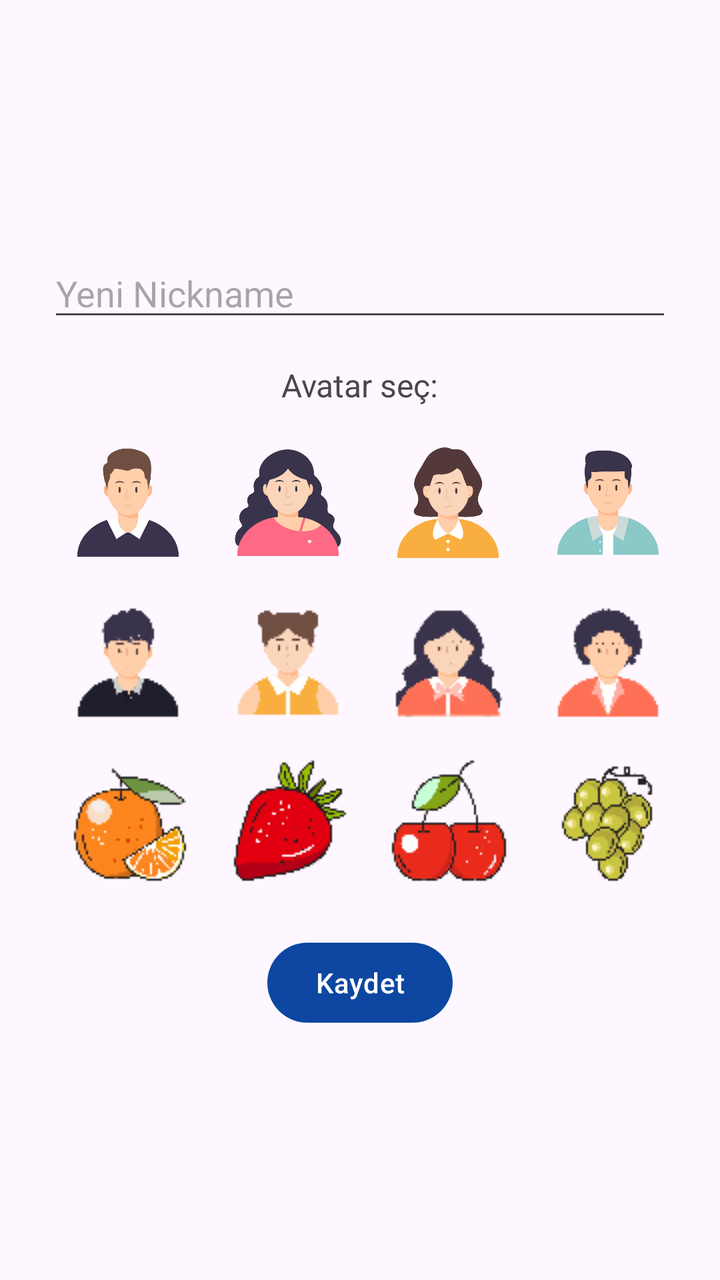
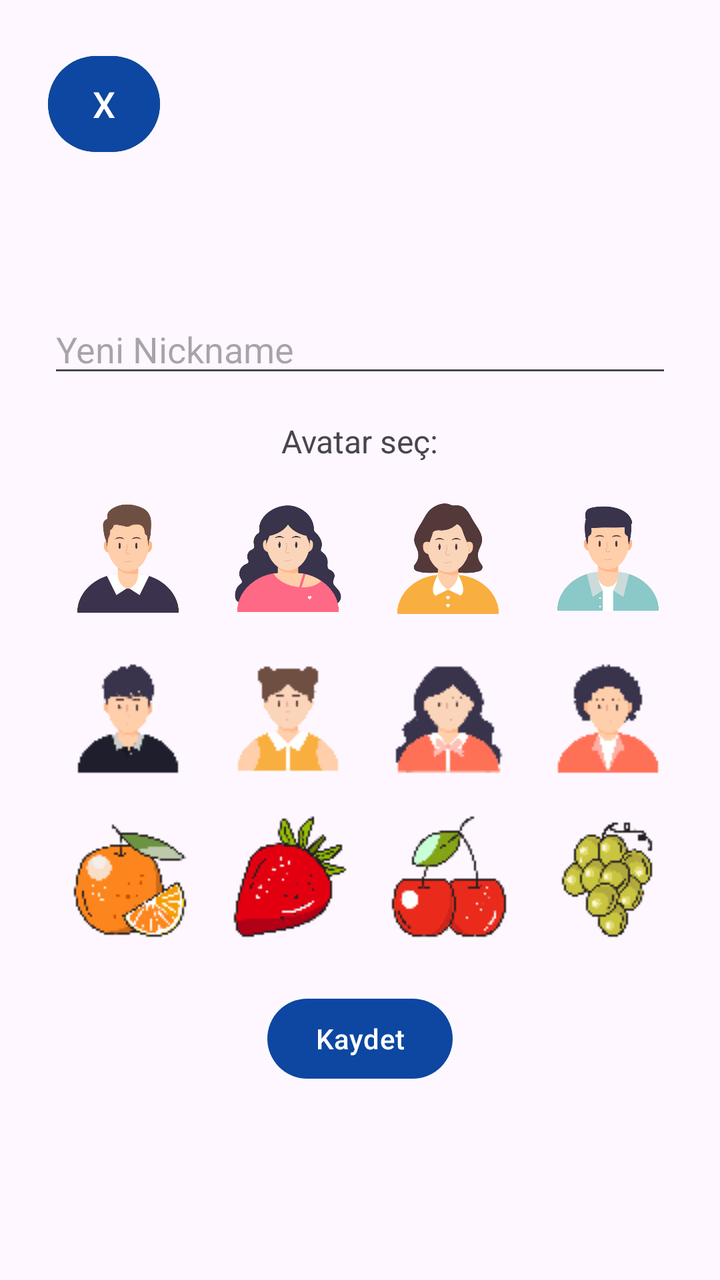

Two renders of the same Android screen: before a commit and after it. Below are the layout's source before the change and the commit's diff.
<!-- AndroidManifest.xml: application theme Theme.MyQuizApp -->
<!-- res/layout/fragment_profile.xml -->
<LinearLayout xmlns:android="http://schemas.android.com/apk/res/android"
    android:id="@+id/layout_profile"
    android:layout_width="match_parent"
    android:layout_height="match_parent"
    android:padding="24dp"
    android:orientation="vertical"
    android:gravity="center">

    <EditText
        android:id="@+id/editTextNickname"
        android:layout_width="match_parent"
        android:layout_height="wrap_content"
        android:hint="Yeni Nickname"
        android:layout_marginBottom="16dp"/>

    <TextView
        android:layout_width="wrap_content"
        android:layout_height="wrap_content"
        android:text="Avatar seç:"
        android:textSize="16sp"
        android:layout_marginBottom="8dp"/>

    <GridLayout
        android:id="@+id/avatarGrid"
        android:layout_width="match_parent"
        android:layout_height="wrap_content"
        android:columnCount="4"
        android:orientation="horizontal"
        android:layout_marginBottom="16dp"
        android:alignmentMode="alignMargins"
        android:rowCount="2"
        android:useDefaultMargins="true">

        <ImageView
            android:id="@+id/avatar1"
            android:layout_width="64dp"
            android:layout_height="64dp"
            android:src="@drawable/avatar_male"
            android:layout_margin="8dp" />

        <ImageView
            android:id="@+id/avatar2"
            android:layout_width="64dp"
            android:layout_height="64dp"
            android:src="@drawable/avatar_female"
            android:layout_margin="8dp" />

        <ImageView
            android:id="@+id/avatar3"
            android:layout_width="64dp"
            android:layout_height="64dp"
            android:src="@drawable/avatar_female2"
            android:layout_margin="8dp" />

        <ImageView
            android:id="@+id/avatar4"
            android:layout_width="64dp"
            android:layout_height="64dp"
            android:src="@drawable/avatar_male2"
            android:layout_margin="8dp" />

        <ImageView
            android:id="@+id/avatar5"
            android:layout_width="64dp"
            android:layout_height="64dp"
            android:src="@drawable/avatar_male3"
            android:layout_margin="8dp" />

        <ImageView
            android:id="@+id/avatar6"
            android:layout_width="64dp"
            android:layout_height="64dp"
            android:src="@drawable/avatar_female3"
            android:layout_margin="8dp" />

        <ImageView
            android:id="@+id/avatar7"
            android:layout_width="64dp"
            android:layout_height="64dp"
            android:src="@drawable/avatar_female4"
            android:layout_margin="8dp" />

        <ImageView
            android:id="@+id/avatar8"
            android:layout_width="64dp"
            android:layout_height="64dp"
            android:src="@drawable/avatar_male4"
            android:layout_margin="8dp" />
        <ImageView
            android:id="@+id/avatar9"
            android:layout_width="64dp"
            android:layout_height="64dp"
            android:src="@drawable/fruit_icons2"
            android:layout_margin="8dp" />

        <ImageView
            android:id="@+id/avatar10"
            android:layout_width="64dp"
            android:layout_height="64dp"
            android:src="@drawable/fruit_icons3"
            android:layout_margin="8dp" />

        <ImageView
            android:id="@+id/avatar11"
            android:layout_width="64dp"
            android:layout_height="64dp"
            android:src="@drawable/fruit_icons4"
            android:layout_margin="8dp" />

        <ImageView
            android:id="@+id/avatar12"
            android:layout_width="64dp"
            android:layout_height="64dp"
            android:src="@drawable/fruit_icons"
            android:layout_margin="8dp" />


    </GridLayout>

    <Button
        android:id="@+id/buttonSave"
        android:layout_width="wrap_content"
        android:layout_height="wrap_content"
        android:text="Kaydet"/>
</LinearLayout>
<!-- resources referenced by this layout -->
<resources>
  <!-- drawable avatar_female: png bitmap (drawable, 20456 bytes) -->
  <!-- drawable avatar_female2: png bitmap (drawable, 20683 bytes) -->
  <!-- drawable avatar_female3: png bitmap (drawable, 1116 bytes) -->
  <!-- drawable avatar_female4: png bitmap (drawable, 1473 bytes) -->
  <!-- drawable avatar_male: png bitmap (drawable, 17723 bytes) -->
  <!-- drawable avatar_male2: png bitmap (drawable, 18048 bytes) -->
  <!-- drawable avatar_male3: png bitmap (drawable, 1160 bytes) -->
  <!-- drawable avatar_male4: png bitmap (drawable, 1175 bytes) -->
  <!-- drawable fruit_icons: png bitmap (drawable, 2298 bytes) -->
  <!-- drawable fruit_icons2: png bitmap (drawable, 2178 bytes) -->
  <!-- drawable fruit_icons3: png bitmap (drawable, 1814 bytes) -->
  <!-- drawable fruit_icons4: png bitmap (drawable, 1645 bytes) -->
  <style name="Theme.MyQuizApp" parent="Base.Theme.MyQuizApp" />
  <style name="Base.Theme.MyQuizApp" parent="Theme.Material3.DayNight.NoActionBar">
              <item name="colorPrimary">#0D47A1</item> 
              <item name="colorOnPrimary">#FFFFFF</item>
          </style>
</resources>

<!-- the commit's change to res/layout/fragment_profile.xml (unified diff, before → after) -->
@@ -1,10 +1,29 @@
-<LinearLayout xmlns:android="http://schemas.android.com/apk/res/android"
+<FrameLayout
+xmlns:android="http://schemas.android.com/apk/res/android"
+android:layout_width="match_parent"
+android:layout_height="match_parent"
+android:padding="24dp">
+
+
+    <Button
+        android:id="@+id/buttonExit"
+        android:layout_width="56dp"
+        android:layout_height="56dp"
+        android:text="X"
+        android:backgroundTint="#0D47A1"
+        android:textColor="#FFFFFF"
+        android:textSize="18sp"
+        android:layout_gravity="start|top"
+        android:padding="0dp" />
+
+
+<LinearLayout
     android:id="@+id/layout_profile"
     android:layout_width="match_parent"
     android:layout_height="match_parent"
-    android:padding="24dp"
     android:orientation="vertical"
-    android:gravity="center">
+    android:gravity="center"
+    android:paddingTop="56dp">
 
     <EditText
         android:id="@+id/editTextNickname"
@@ -31,6 +50,7 @@
         android:rowCount="2"
         android:useDefaultMargins="true">
 
+        
         <ImageView
             android:id="@+id/avatar1"
             android:layout_width="64dp"
@@ -114,7 +134,6 @@
             android:src="@drawable/fruit_icons"
             android:layout_margin="8dp" />
 
-
     </GridLayout>
 
     <Button
@@ -123,3 +142,5 @@
         android:layout_height="wrap_content"
         android:text="Kaydet"/>
 </LinearLayout>
+
+</FrameLayout>
